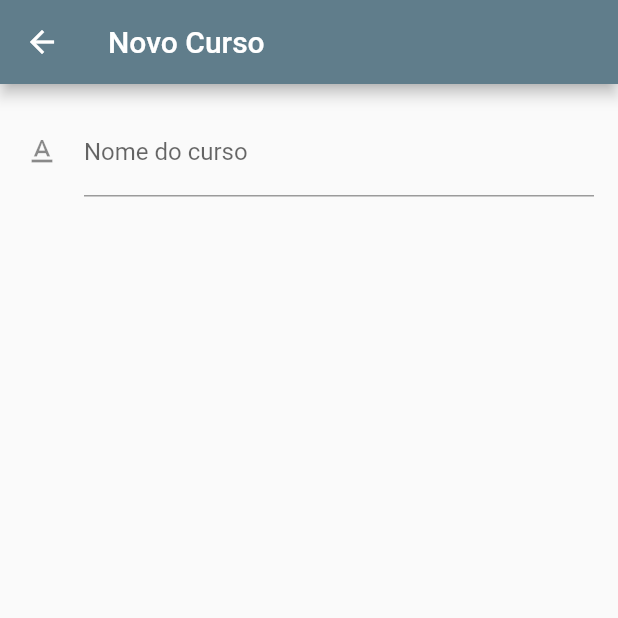
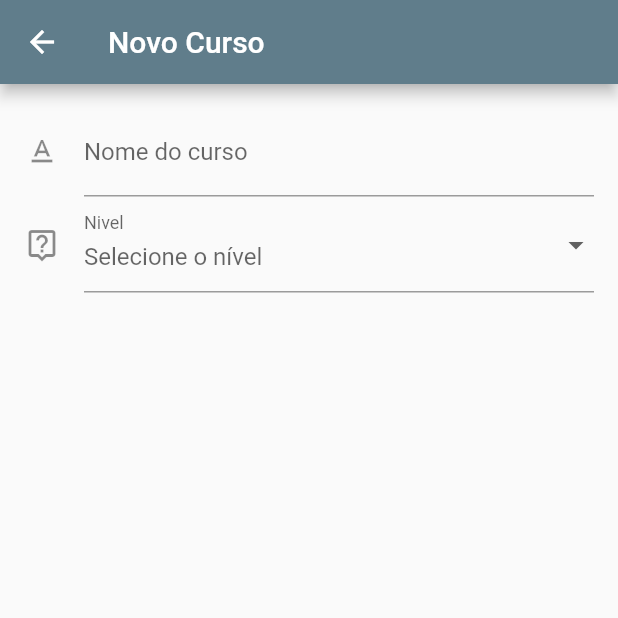
Before and after one commit to diegodila/flutter, a Flutter app: the CursoNovoScreen screen opened by its route, on a phone screen of 412 x 824 dp, the top half of it. Run offline on Flutter 3.47's test engine with Material 2 defaults, Android fonts, the light colour scheme and no system bars.

Commit message:
adding new screen/cursos_novos_screean

```diff
--- a/app12/lib/screens/cursos_novo_screen.dart
+++ b/app12/lib/screens/cursos_novo_screen.dart
@@ -11,6 +11,9 @@ class _CursoNovoScreenState extends State<CursoNovoScreen> {
 
   @override
   Widget build(BuildContext context) {
+    var listaNiveis = ['basico', 'intermediario', 'avançado'];
+    //var listaniveis = nivelRepository().findAll();
+
     return Scaffold(
       appBar: AppBar(
         backgroundColor: Colors.blueGrey,
@@ -39,7 +42,39 @@ class _CursoNovoScreenState extends State<CursoNovoScreen> {
                       }
                       return null;
                     },
-                    onSaved: null,
+                    onSaved: (newValue) {
+                      print(newValue);
+                    },
+                    onChanged: (value) {
+                      print(value);
+                    },
+                  ),
+                  DropdownButtonFormField(
+                    decoration: new InputDecoration(
+                      alignLabelWithHint: true,
+                      icon: Icon(Icons.live_help_outlined),
+                      hintText: 'Selecione o nível',
+                      labelText: 'Nivel',
+                    ),
+                    items: listaNiveis.map(
+                      (valorItem) {
+                        return DropdownMenuItem(
+                          child: Text(valorItem),
+                          value: valorItem,
+                        );
+                      },
+                    ).toList(),
+                    validator: (value) {
+                      if ((value == null)) {
+                        return 'Selecione o nível do curso!';
+                      }
+                    },
+                    onChanged: (value) {
+                      print('trocando');
+                    },
+                    onSaved: (newValue) {
+                      print("salvando");
+                    },
                   ),
                 ],
               ),
```
Also changed, not shown: 1 other file.
